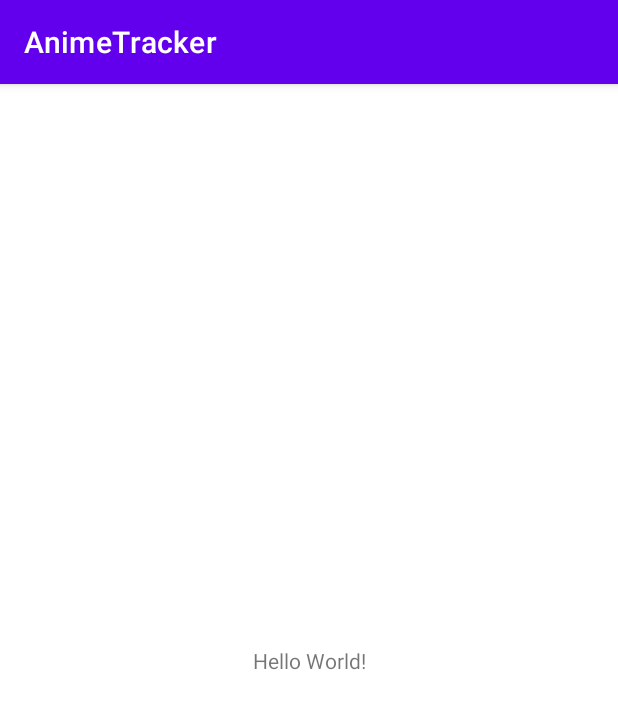
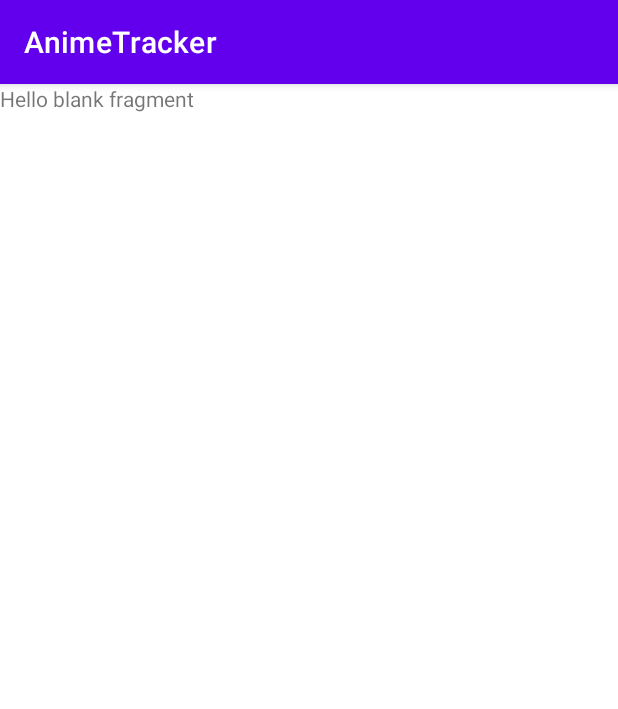
Before and after one commit to wolfishflow/AnimeTracker, an Android app: the screen it shows after launch (MainActivity), on a phone screen of 412 x 824 dp. Shown: the top 709 px of the screen. Run offline under Robolectric (Android 15) with nearby library versions, the phone set to English and light mode, and no system bars.

Commit message:
Implemented Navigation Component
- limited to just a home fragment for now

```diff
--- a/app/build.gradle
+++ b/app/build.gradle
@@ -35,6 +35,8 @@ android {
 }
 
 dependencies {
+    implementation 'androidx.legacy:legacy-support-v4:1.0.0'
+    def nav_version = "2.3.0"
 
     implementation "org.jetbrains.kotlin:kotlin-stdlib:$kotlin_version"
     implementation 'androidx.core:core-ktx:1.3.1'
@@ -45,4 +47,8 @@ dependencies {
     androidTestImplementation 'androidx.test.ext:junit:1.1.1'
     androidTestImplementation 'androidx.test.espresso:espresso-core:3.2.0'
 
+    //Nav Component
+    implementation "androidx.navigation:navigation-fragment-ktx:$nav_version"
+    implementation "androidx.navigation:navigation-ui-ktx:$nav_version"
+
 }
--- /dev/null
+++ b/app/src/main/java/com/animetracker/HomeFragment.kt
@@ -0,0 +1,59 @@
+package com.animetracker
+
+import android.os.Bundle
+import androidx.fragment.app.Fragment
+import android.view.LayoutInflater
+import android.view.View
+import android.view.ViewGroup
+
+// TODO: Rename parameter arguments, choose names that match
+// the fragment initialization parameters, e.g. ARG_ITEM_NUMBER
+private const val ARG_PARAM1 = "param1"
+private const val ARG_PARAM2 = "param2"
+
+/**
+ * A simple [Fragment] subclass.
+ * Use the [HomeFragment.newInstance] factory method to
+ * create an instance of this fragment.
+ */
+class HomeFragment : Fragment() {
+    // TODO: Rename and change types of parameters
+    private var param1: String? = null
+    private var param2: String? = null
+
+    override fun onCreate(savedInstanceState: Bundle?) {
+        super.onCreate(savedInstanceState)
+        arguments?.let {
+            param1 = it.getString(ARG_PARAM1)
+            param2 = it.getString(ARG_PARAM2)
+        }
+    }
+
+    override fun onCreateView(
+        inflater: LayoutInflater, container: ViewGroup?,
+        savedInstanceState: Bundle?
+    ): View? {
+        // Inflate the layout for this fragment
+        return inflater.inflate(R.layout.fragment_home, container, false)
+    }
+
+    companion object {
+        /**
+         * Use this factory method to create a new instance of
+         * this fragment using the provided parameters.
+         *
+         * @param param1 Parameter 1.
+         * @param param2 Parameter 2.
+         * @return A new instance of fragment HomeFragment.
+         */
+        // TODO: Rename and change types and number of parameters
+        @JvmStatic
+        fun newInstance(param1: String, param2: String) =
+            HomeFragment().apply {
+                arguments = Bundle().apply {
+                    putString(ARG_PARAM1, param1)
+                    putString(ARG_PARAM2, param2)
+                }
+            }
+    }
+}
--- a/app/src/main/res/layout/activity_main.xml
+++ b/app/src/main/res/layout/activity_main.xml
@@ -6,13 +6,12 @@
     android:layout_height="match_parent"
     tools:context=".MainActivity">
 
-    <TextView
-        android:layout_width="wrap_content"
-        android:layout_height="wrap_content"
-        android:text="Hello World!"
-        app:layout_constraintBottom_toBottomOf="parent"
-        app:layout_constraintLeft_toLeftOf="parent"
-        app:layout_constraintRight_toRightOf="parent"
-        app:layout_constraintTop_toTopOf="parent" />
+    <fragment
+        android:id="@+id/nav_host_fragment"
+        android:name="com.animetracker.HomeFragment"
+        android:layout_width="match_parent"
+        android:layout_height="match_parent"
+        app:defaultNavHost="true"
+        app:navGraph="@navigation/nav_graph" />
 
 </androidx.constraintlayout.widget.ConstraintLayout>
--- /dev/null
+++ b/app/src/main/res/layout/fragment_home.xml
@@ -0,0 +1,14 @@
+<?xml version="1.0" encoding="utf-8"?>
+<FrameLayout xmlns:android="http://schemas.android.com/apk/res/android"
+    xmlns:tools="http://schemas.android.com/tools"
+    android:layout_width="match_parent"
+    android:layout_height="match_parent"
+    tools:context=".HomeFragment">
+
+    <!-- TODO: Update blank fragment layout -->
+    <TextView
+        android:layout_width="match_parent"
+        android:layout_height="match_parent"
+        android:text="@string/hello_blank_fragment" />
+
+</FrameLayout>
--- /dev/null
+++ b/app/src/main/res/navigation/nav_graph.xml
@@ -0,0 +1,13 @@
+<?xml version="1.0" encoding="utf-8"?>
+<navigation xmlns:android="http://schemas.android.com/apk/res/android"
+    xmlns:app="http://schemas.android.com/apk/res-auto"
+    xmlns:tools="http://schemas.android.com/tools"
+    android:id="@+id/nav_graph"
+    app:startDestination="@id/homeFragment">
+
+    <fragment
+        android:id="@+id/homeFragment"
+        android:name="com.animetracker.HomeFragment"
+        android:label="fragment_home"
+        tools:layout="@layout/fragment_home" />
+</navigation>
--- a/app/src/main/res/values/strings.xml
+++ b/app/src/main/res/values/strings.xml
@@ -1,3 +1,5 @@
 <resources>
     <string name="app_name">AnimeTracker</string>
+    <!-- TODO: Remove or change this placeholder text -->
+    <string name="hello_blank_fragment">Hello blank fragment</string>
 </resources>
```
